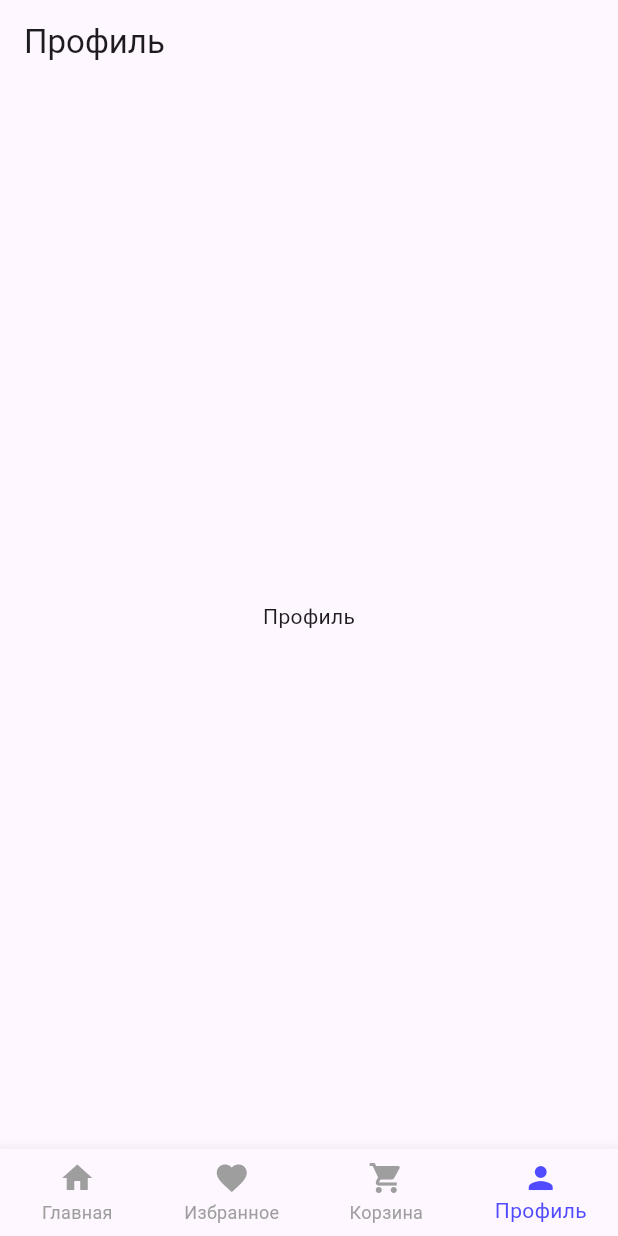
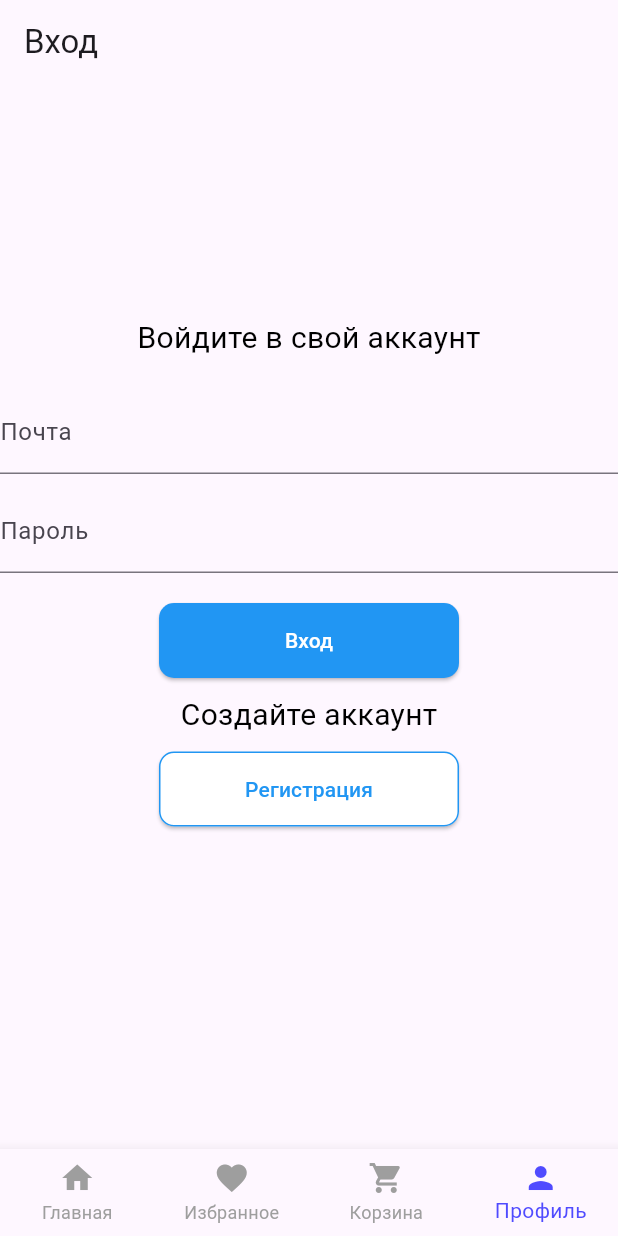
Before and after one commit to RogaJedi/flat_10_plus, a Flutter app: the screen it shows after launch, item 4 of the bottom bar chosen, on a phone screen of 412 x 824 dp. Run offline on Flutter 3.47's test engine with Material 3 defaults, Android fonts, the light colour scheme and no system bars; our stand-ins replace dio, equatable, flutter_bloc, supabase_flutter; accounts and stored records are empty; network calls fail.

Commit message:
implemented login/registration with supabase

```diff
--- /dev/null
+++ b/lib/auth/auth_gate.dart
@@ -0,0 +1,32 @@
+import 'package:flat_10plus/pages/profile_related/profile_page.dart';
+import 'package:flutter/material.dart';
+import 'package:supabase_flutter/supabase_flutter.dart';
+import '../pages/profile_related/login_page.dart';
+
+class AuthGate extends StatelessWidget {
+  const AuthGate({super.key});
+
+  @override
+  Widget build(BuildContext context) {
+    return StreamBuilder(
+        stream: Supabase.instance.client.auth.onAuthStateChange,
+        builder: (context, snapshot) {
+          if (snapshot.connectionState == ConnectionState.waiting) {
+            return const Scaffold(
+              body: Center(
+                child: CircularProgressIndicator(),
+              ),
+            );
+          }
+
+          final session = snapshot.hasData ? snapshot.data!.session : null;
+
+          if (session != null) {
+            return ProfilePage();
+          } else {
+            return LoginPage();
+          }
+        }
+    );
+  }
+}
--- a/lib/main.dart
+++ b/lib/main.dart
@@ -2,13 +2,14 @@ import 'package:flat_10plus/api/api_service.dart';
 import 'package:flat_10plus/api/cart_api.dart';
 import 'package:flat_10plus/api/favorite_api.dart';
 import 'package:flat_10plus/api/product_api.dart';
+import 'package:flat_10plus/auth/auth_gate.dart';
 import 'package:flat_10plus/cart_bloc/cart_event.dart';
 import 'package:flat_10plus/favorite_bloc/favorite_event.dart';
 import 'package:flat_10plus/product_bloc/product_event.dart';
 import 'package:flutter/material.dart';
 import 'package:flutter_bloc/flutter_bloc.dart';
+import 'package:supabase_flutter/supabase_flutter.dart';
 import 'cart_bloc/cart_bloc.dart';
-import 'pages/profile_page.dart';
 import 'product_bloc/product_bloc.dart';
 import 'product_bloc/product_deletion_bloc.dart';
 import 'favorite_bloc/favorite_bloc.dart';
@@ -17,7 +18,13 @@ import 'pages/favorite_page.dart';
 import 'pages/home_page.dart';
 import 'cubit/navigation_cubit.dart';
 
-void main() {
+void main() async {
+
+  await Supabase.initialize(
+      url: 'https://anqntjdyplfmcdnkfgyn.supabase.co',
+      anonKey: 'eyJhbGciOiJIUzI1NiIsInR5cCI6IkpXVCJ9.eyJpc3MiOiJzdXBhYmFzZSIsInJlZiI6ImFucW50amR5cGxmbWNkbmtmZ3luIiwicm9sZSI6ImFub24iLCJpYXQiOjE3MzIwNDcxNTMsImV4cCI6MjA0NzYyMzE1M30._PkrMO76mvrUhZFhqDF8vOvjqM3sMdu1keNYGscRjFo'
+  );
+
   runApp(const MyApp());
 }
 
@@ -64,7 +71,7 @@ class MyHomePage extends StatelessWidget {
       CartPage(
         productApi: ProductApi(ApiService()),
       ),
-      ProfilePage(),
+      AuthGate(),
     ];
 
     return BlocBuilder<NavigationCubit, int>(
--- a/lib/pages/profile_page.dart
+++ /dev/null
@@ -1,19 +0,0 @@
-import 'package:flutter/material.dart';
-
-class ProfilePage extends StatelessWidget {
-  const ProfilePage({Key? key}) : super (key: key);
-
-  @override
-  Widget build(BuildContext context) {
-    return Scaffold(
-      appBar: AppBar(
-        title: const Text("Профиль"),
-      ),
-      body: Center(
-        child: Text("Профиль"),
-      ),
-
-
-    );
-  }
-}
--- /dev/null
+++ b/lib/pages/profile_related/login_page.dart
@@ -0,0 +1,129 @@
+import 'package:flat_10plus/auth/auth_service.dart';
+import 'package:flat_10plus/pages/profile_related/register_page.dart';
+import 'package:flutter/material.dart';
+
+class LoginPage extends StatefulWidget {
+  const LoginPage({Key? key}) : super(key: key);
+
+  @override
+  _LoginPageState createState() => _LoginPageState();
+}
+
+class _LoginPageState extends State<LoginPage> {
+
+  // SUPABASE DB PASS bgshopSUPA12345
+
+  final authService = AuthService();
+
+  final _emailController = TextEditingController();
+  final _passwordController = TextEditingController();
+
+  void login() async {
+    final email = _emailController.text;
+    final password = _passwordController.text;
+
+    try {
+      await authService.signInWithEmailAndPassword(email, password);
+
+    } catch (e) {
+      if (mounted) {
+        ScaffoldMessenger.of(context).showSnackBar(
+            SnackBar(content: Text("Error: $e")));
+      }
+    }
+
+  }
+
+
+
+  @override
+  Widget build(BuildContext context) {
+    return Scaffold(
+      appBar: AppBar(
+        title: const Text('Вход'),
+      ),
+      body: Center(
+          child: Column(
+            mainAxisAlignment: MainAxisAlignment.center,
+            children: [
+              const Text(
+                "Войдите в свой аккаунт",
+                style: TextStyle(
+                  color: Colors.black,
+                  fontSize: 20,
+                ),
+              ),
+              const SizedBox(height: 20),
+              TextField(
+                scrollPadding: const EdgeInsets.only(bottom: 40),
+                controller: _emailController,
+                decoration: const InputDecoration(
+                  labelText: 'Почта',
+                ),
+                maxLines: 1,
+              ),
+              const SizedBox(height: 10),
+              TextField(
+                scrollPadding: const EdgeInsets.only(bottom: 40),
+                controller: _passwordController,
+                decoration: const InputDecoration(
+                  labelText: 'Пароль',
+                ),
+                maxLines: 1,
+              ),
+              const SizedBox(height: 20),
+              ElevatedButton(
+                onPressed: login,
+                style: ElevatedButton.styleFrom(
+                  backgroundColor: Colors.blue,
+                  minimumSize: Size(200, 50),
+                  shape: RoundedRectangleBorder(
+                    borderRadius: BorderRadius.circular(10.0),
+                  ),
+                ),
+                child: const Text(
+                  "Вход",
+                  style: TextStyle(
+                    color: Colors.white,
+                  ),
+                ),
+              ),
+              const SizedBox(height: 10),
+
+
+              const Text(
+                "Создайте аккаунт",
+                style: TextStyle(
+                  color: Colors.black,
+                  fontSize: 20,
+                ),
+              ),
+              const SizedBox(height: 10),
+              ElevatedButton(
+                onPressed: () => Navigator.push(
+                  context, MaterialPageRoute(
+                  builder: (context) => const RegisterPage(),
+                ),
+                ),
+                style: ElevatedButton.styleFrom(
+                  backgroundColor: Colors.white,
+                  minimumSize: Size(200, 50),
+                  shape: RoundedRectangleBorder(
+                    borderRadius: BorderRadius.circular(10.0),
+                    side: BorderSide(color: Colors.blue),
+                  ),
+                ),
+                child: const Text(
+                  "Регистрация",
+                  style: TextStyle(
+                    color: Colors.blue,
+                  ),
+                ),
+              ),
+              const SizedBox(height: 60),
+            ],
+          )
+      ),
+    );
+  }
+}
--- a/pubspec.yaml
+++ b/pubspec.yaml
@@ -38,6 +38,7 @@ dependencies:
   flutter_bloc: ^8.1.6
   equatable: ^2.0.7
   dio: ^5.7.0
+  supabase_flutter: ^2.8.1
 
 dev_dependencies:
   flutter_test:
```
Also changed, not shown: lib/auth/auth_service.dart (added, +35 -0 lines), lib/pages/profile_related/profile_page.dart (added, +71 -0 lines), lib/pages/profile_related/register_page.dart (added, +118 -0 lines), pubspec.lock, 5 other files.
